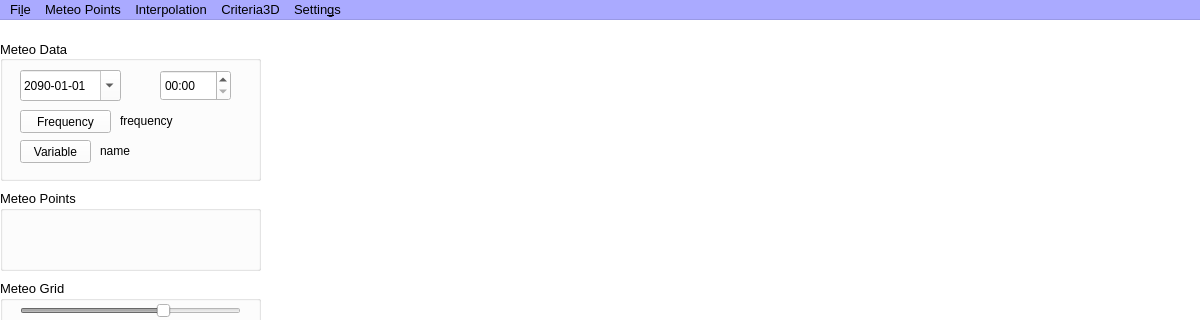
This is CRITERIA3D/mainwindow.ui in gaowudao/CRITERIA3D as Qt 5 draws it before an edit; both pictures show x 0 to 1200 and y 0 to 320 of the 1200 by 768 pixel window. The edited form follows.
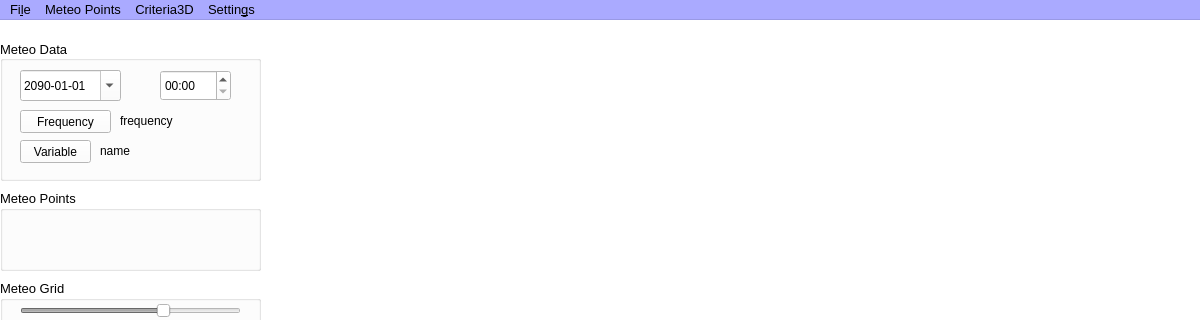
This is the edited form.

```diff
--- a/CRITERIA3D/mainwindow.ui
+++ b/CRITERIA3D/mainwindow.ui
@@ -2428,13 +2428,6 @@
     <addaction name="menuMap"/>
     <addaction name="actionParameters"/>
    </widget>
-   <widget class="QMenu" name="menuInterpolation">
-    <property name="title">
-     <string>Interpolation</string>
-    </property>
-    <addaction name="actionInterpolation_to_DTM"/>
-    <addaction name="actionInterpolationSettings"/>
-   </widget>
    <widget class="QMenu" name="menuCriteria3D">
     <property name="title">
      <string>Criteria3D</string>
@@ -2450,7 +2443,6 @@
    </widget>
    <addaction name="menuFile"/>
    <addaction name="menuVariable"/>
-   <addaction name="menuInterpolation"/>
    <addaction name="menuCriteria3D"/>
    <addaction name="menuGIS_settings"/>
   </widget>
```
Left out of the diff: 105 changed lines with no effect on the pictures.
